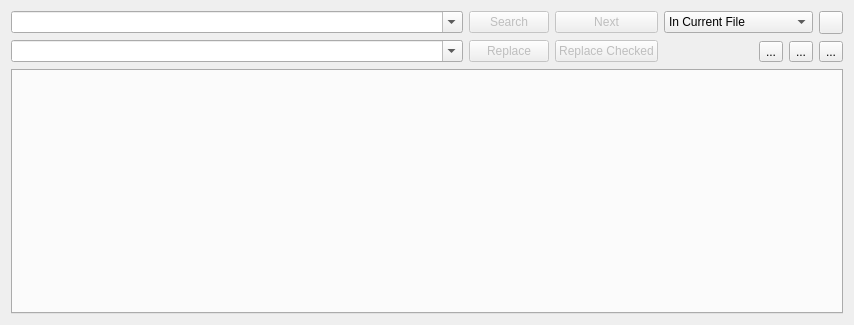
This is addons/search/search.ui in KDE/kate as Qt 5 draws it before an edit. The edited form follows.
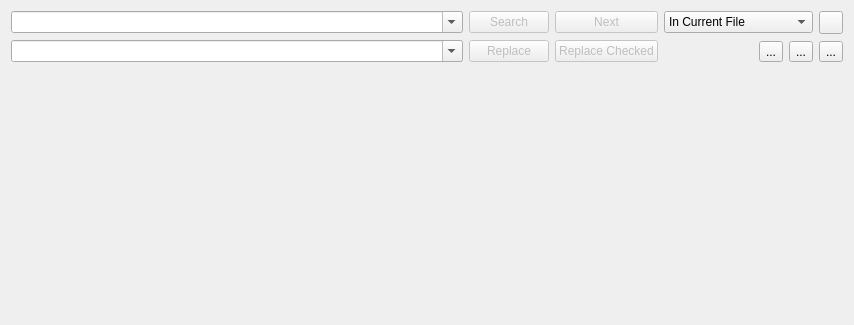
This is the edited form. The open tabs and pages were chosen to show the change. Custom widgets are drawn as their Qt base class.

Commit message: S&R: Move the tab-bar to the top of the tool-view

Patch:
```diff
--- a/addons/search/search.ui
+++ b/addons/search/search.ui
@@ -276,16 +276,7 @@
         <number>0</number>
        </property>
        <item>
-        <widget class="QTabWidget" name="resultTabWidget">
-         <property name="elideMode">
-          <enum>Qt::ElideMiddle</enum>
-         </property>
-         <property name="tabsClosable">
-          <bool>true</bool>
-         </property>
-         <property name="movable">
-          <bool>true</bool>
-         </property>
+        <widget class="QStackedWidget" name="resultWidget">
         </widget>
        </item>
       </layout>
```
Left out of the diff: 2 changed lines with no effect on the pictures. The commit also changes 3 other files.
